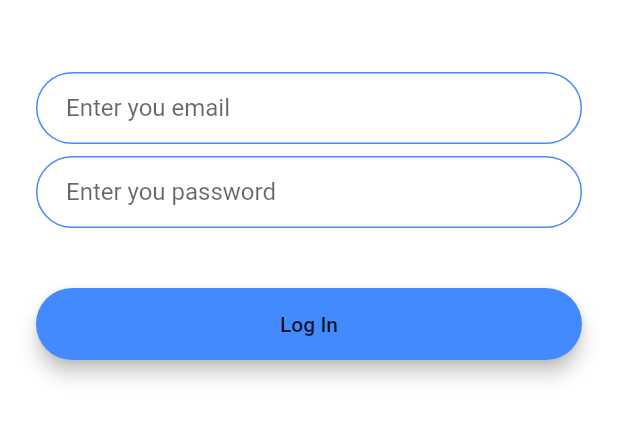
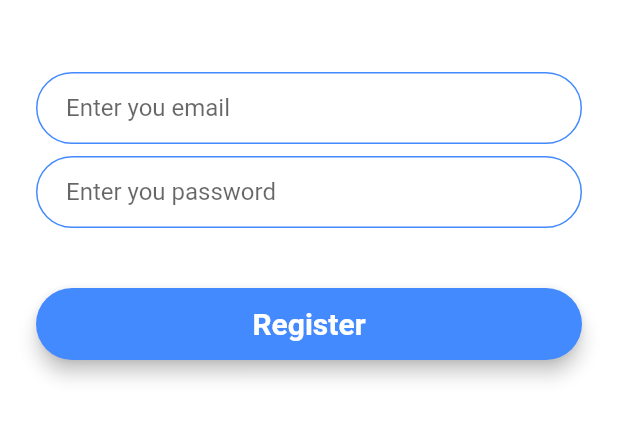
Before and after one commit to Nis-chal/chatapp, a Flutter app: the RegistrationScreen screen opened by its route, on a phone screen of 412 x 824 dp, the part 576-1018 px from its top. Run offline on Flutter 3.47's test engine with Material 2 defaults, Android fonts, the phone set to English and light mode, and no system bars; our stand-ins replace animated_text_kit.

Commit message:
some bugs were fixed

```diff
--- a/lib/components/roundedbtn.dart
+++ b/lib/components/roundedbtn.dart
@@ -19,7 +19,12 @@ class RoundedButton extends StatelessWidget {
           minWidth: 200.0,
           height: 42.0,
           child: Text(
-            'Log In',
+            title ?? "null",
+            style: TextStyle(
+              fontWeight: FontWeight.bold,
+              fontSize: 20,
+              color: Colors.white,
+            ),
           ),
         ),
       ),
--- a/lib/screens/registration_screen.dart
+++ b/lib/screens/registration_screen.dart
@@ -10,6 +10,8 @@ class RegistrationScreen extends StatefulWidget {
 }
 
 class _RegistrationScreenState extends State<RegistrationScreen> {
+  late String email;
+  late String password;
   @override
   Widget build(BuildContext context) {
     return Scaffold(
@@ -32,6 +34,7 @@ class _RegistrationScreenState extends State<RegistrationScreen> {
             ),
             TextField(
               onChanged: (value) {
+                email = value;
                 //Do something with the user input.
               },
               decoration:
@@ -42,6 +45,7 @@ class _RegistrationScreenState extends State<RegistrationScreen> {
             ),
             TextField(
               onChanged: (value) {
+                password = value;
                 //Do something with the user input.
               },
               decoration:
@@ -52,7 +56,8 @@ class _RegistrationScreenState extends State<RegistrationScreen> {
             ),
             RoundedButton(
               onPressed: () {
-                Navigator.pushNamed(context, RegistrationScreen.id);
+                print(email);
+                print(password);
               },
               title: 'Register',
               colour: Colors.blueAccent,
--- a/pubspec.yaml
+++ b/pubspec.yaml
@@ -34,6 +34,9 @@ dependencies:
   # Use with the CupertinoIcons class for iOS style icons.
   cupertino_icons: ^1.0.2
   animated_text_kit: ^4.2.1
+  firebase_core: ^1.16.0
+  firebase_auth: ^3.3.17
+  cloud_firestore: ^3.1.14
 
 dev_dependencies:
   flutter_test:
```
Also changed, not shown: pubspec.lock, 1 other file.
